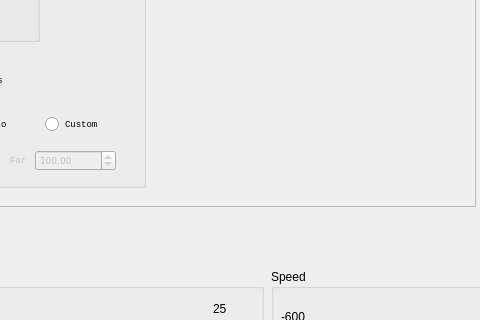
Before: the Qt Designer form src/zay_primary_win.ui in ChevronOne/zaytuna, drawn with Qt 5; both pictures show x 145 to 625 and y 270 to 590 of the 1440 by 730 pixel window.
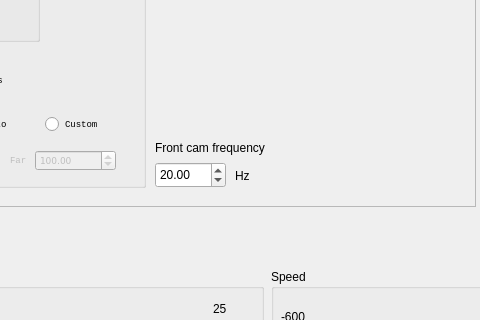
After: the same form once the commit is applied.

Diff of the .ui file:
```diff
--- a/src/zay_primary_win.ui
+++ b/src/zay_primary_win.ui
@@ -1105,6 +1105,51 @@
       <bool>true</bool>
      </property>
     </widget>
+    <widget class="QDoubleSpinBox" name="front_cam_freq_SpinBox">
+     <property name="geometry">
+      <rect>
+       <x>290</x>
+       <y>405</y>
+       <width>71</width>
+       <height>26</height>
+      </rect>
+     </property>
+     <property name="minimum">
+      <double>1.000000000000000</double>
+     </property>
+     <property name="maximum">
+      <double>100.000000000000000</double>
+     </property>
+     <property name="value">
+      <double>20.000000000000000</double>
+     </property>
+    </widget>
+    <widget class="QLabel" name="fornt_cam_freq_lab">
+     <property name="geometry">
+      <rect>
+       <x>290</x>
+       <y>375</y>
+       <width>171</width>
+       <height>31</height>
+      </rect>
+     </property>
+     <property name="text">
+      <string>Front cam frequency</string>
+     </property>
+    </widget>
+    <widget class="QLabel" name="Hz_lab">
+     <property name="geometry">
+      <rect>
+       <x>370</x>
+       <y>410</y>
+       <width>67</width>
+       <height>17</height>
+      </rect>
+     </property>
+     <property name="text">
+      <string>Hz</string>
+     </property>
+    </widget>
    </widget>
   </widget>
   <widget class="QMenuBar" name="menuBar">
```
Left out of the diff: 35 changed lines with no effect on the pictures.
